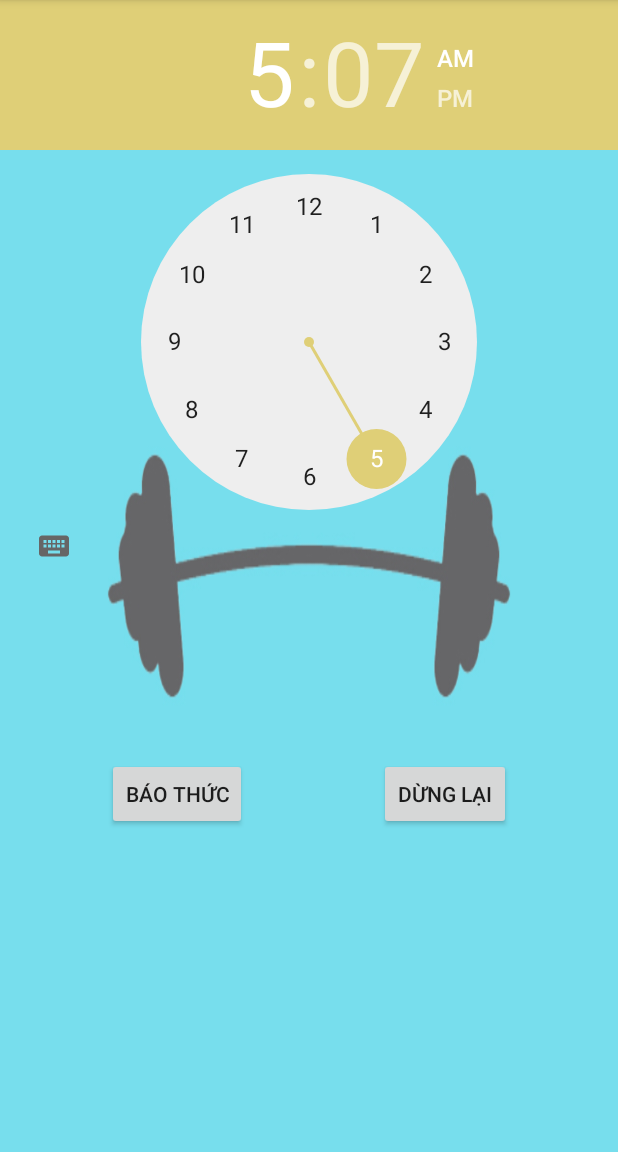
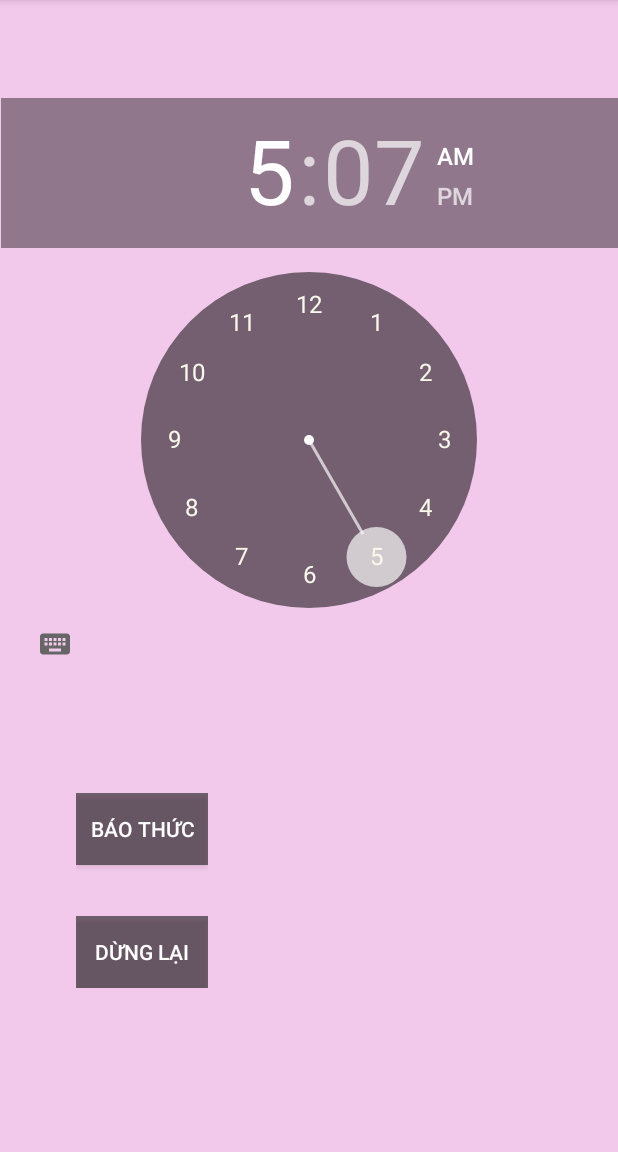
Before and after one commit to doansk/App_SucKhoe, an Android app: the BaoThuc screen opened directly, with no data from a screen before it, on a phone screen of 412 x 824 dp, the part 84-1236 px from its top. Run offline under Robolectric (Android 15) with nearby library versions, the phone set to English and light mode, and no system bars.

Commit message:
edit baothuc

```diff
--- a/app/src/main/java/com/example/fg/BaoThuc.java
+++ b/app/src/main/java/com/example/fg/BaoThuc.java
@@ -58,7 +58,7 @@ public class BaoThuc extends AppCompatActivity {
         dunglai.setOnClickListener(new View.OnClickListener(){
             @Override
             public void onClick(View view){
-                htgio.setText("Ngưng Báo Thức");
+                htgio.setText("Tắt Chuông");
                 alarmManager.cancel(pendingIntent);
                 intent.putExtra("extra","off");
                 sendBroadcast(intent);
--- a/app/src/main/res/layout/activity_bao_thuc.xml
+++ b/app/src/main/res/layout/activity_bao_thuc.xml
@@ -5,54 +5,86 @@
     android:id="@+id/BT"
     android:layout_width="match_parent"
     android:layout_height="match_parent"
-    android:background="@drawable/hn1">
+    android:background="#F3C9EB">
+
     <TimePicker
         android:id="@+id/timePicker"
-        android:layout_width="0dp"
+        android:layout_width="411dp"
         android:layout_height="wrap_content"
+        android:layout_marginTop="12dp"
+        android:headerBackground="#68000000"
+        android:numbersBackgroundColor="#86000000"
+        android:numbersSelectorColor="#B0FDFCFC"
+        android:numbersTextColor="#F8F8EA"
+        app:layout_constraintBottom_toTopOf="@+id/constraintLayout"
         app:layout_constraintEnd_toEndOf="parent"
         app:layout_constraintStart_toStartOf="parent"
         app:layout_constraintTop_toTopOf="parent" />
+
+    <android.support.constraint.ConstraintLayout
+        android:id="@+id/constraintLayout"
+        android:layout_width="wrap_content"
+        android:layout_height="wrap_content"
+        android:layout_marginStart="54dp"
+        android:layout_marginTop="17dp"
+        android:layout_marginEnd="53dp"
+        android:layout_marginBottom="52dp"
+        app:layout_constraintBottom_toBottomOf="parent"
+        app:layout_constraintEnd_toEndOf="parent"
+        app:layout_constraintStart_toStartOf="parent"
+        app:layout_constraintTop_toBottomOf="@+id/timePicker"
+        tools:ignore="MissingConstraints">
+
+        <android.support.constraint.ConstraintLayout
+            android:id="@+id/constraintLayout2"
+            android:layout_width="wrap_content"
+            android:layout_height="wrap_content"
+            android:layout_marginEnd="16dp"
+            app:layout_constraintBottom_toBottomOf="parent"
+            app:layout_constraintEnd_toStartOf="@+id/hienthigio"
+            app:layout_constraintStart_toStartOf="parent"
+            app:layout_constraintTop_toTopOf="parent">
+
             <Button
                 android:id="@+id/bnthengio"
                 android:layout_width="wrap_content"
                 android:layout_height="wrap_content"
-        android:layout_marginStart="16dp"
-        android:layout_marginTop="36dp"
-        android:layout_marginEnd="16dp"
-        android:layout_marginBottom="134dp"
+                android:layout_marginBottom="34dp"
+                android:background="#86000000"
                 android:text="Báo Thức"
-        app:layout_constraintBottom_toBottomOf="parent"
-        app:layout_constraintEnd_toStartOf="@+id/bntdunglai"
+                android:textColor="#fff"
+                app:layout_constraintBottom_toTopOf="@+id/bntdunglai"
+                app:layout_constraintEnd_toEndOf="parent"
                 app:layout_constraintStart_toStartOf="parent"
-        app:layout_constraintTop_toBottomOf="@+id/timePicker" />
+                app:layout_constraintTop_toTopOf="parent" />
 
             <Button
                 android:id="@+id/bntdunglai"
                 android:layout_width="wrap_content"
                 android:layout_height="wrap_content"
-        android:layout_marginStart="16dp"
-        android:layout_marginTop="36dp"
-        android:layout_marginEnd="16dp"
-        android:layout_marginBottom="134dp"
+                android:background="#86000000"
                 android:text="Dừng lại"
+                android:textColor="#fff"
                 app:layout_constraintBottom_toBottomOf="parent"
                 app:layout_constraintEnd_toEndOf="parent"
-        app:layout_constraintStart_toEndOf="@+id/bnthengio"
-        app:layout_constraintTop_toBottomOf="@+id/timePicker" />
+                app:layout_constraintStart_toStartOf="parent"
+                app:layout_constraintTop_toBottomOf="@+id/bnthengio" />
+        </android.support.constraint.ConstraintLayout>
 
         <TextView
             android:id="@+id/hienthigio"
-        android:layout_width="wrap_content"
-        android:layout_height="wrap_content"
-        android:layout_marginStart="175dp"
-        android:layout_marginTop="103dp"
-        android:layout_marginEnd="177dp"
-        android:layout_marginBottom="96dp"
-        android:textSize="18sp"
+            android:layout_width="200dp"
+            android:layout_height="70dp"
+            android:layout_marginStart="8dp"
+            android:layout_marginTop="34dp"
+            android:layout_marginBottom="34dp"
+            android:textAlignment="center"
+            android:textSize="30sp"
             app:layout_constraintBottom_toBottomOf="parent"
             app:layout_constraintEnd_toEndOf="parent"
-        app:layout_constraintStart_toStartOf="parent"
-        app:layout_constraintTop_toBottomOf="@+id/timePicker" />
+            app:layout_constraintStart_toEndOf="@+id/constraintLayout2"
+            app:layout_constraintTop_toTopOf="parent" />
 
     </android.support.constraint.ConstraintLayout>
+
+</android.support.constraint.ConstraintLayout>
--- a/app/src/main/res/layout/activity_vietghichu.xml
+++ b/app/src/main/res/layout/activity_vietghichu.xml
@@ -50,7 +50,6 @@
             app:layout_constraintStart_toStartOf="parent"
             app:layout_constraintTop_toTopOf="parent"
             app:layout_constraintVertical_bias="0.091" />
-
         <Button
             android:id="@+id/btnLoad"
             android:layout_width="wrap_content"
```
Lines whose indentation alone changed are shown as unchanged.
